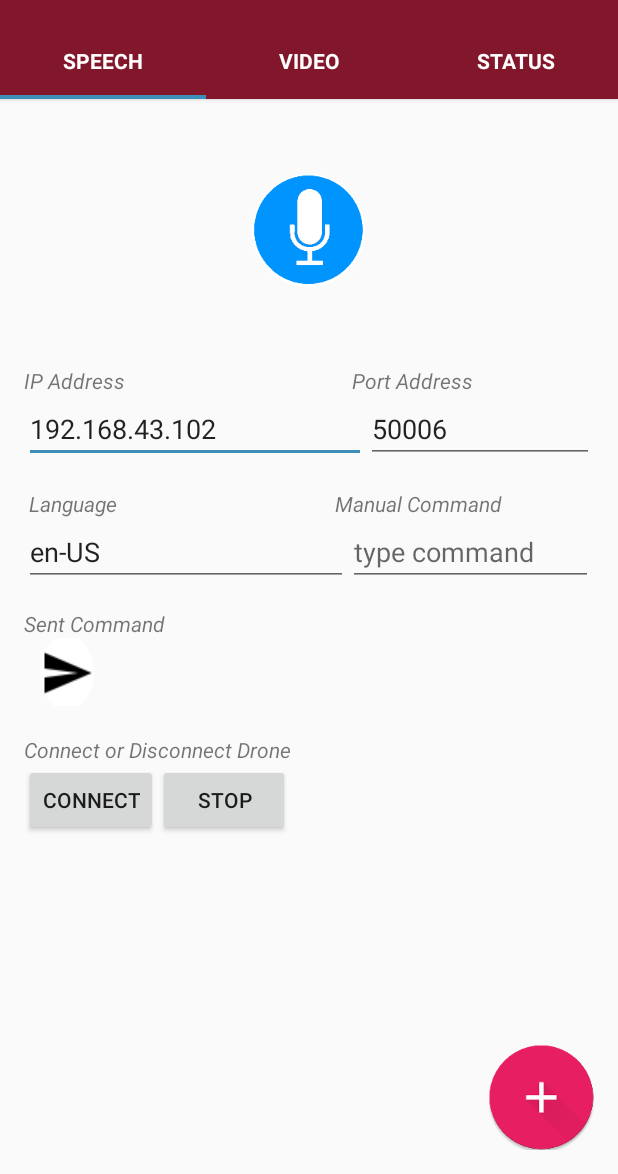
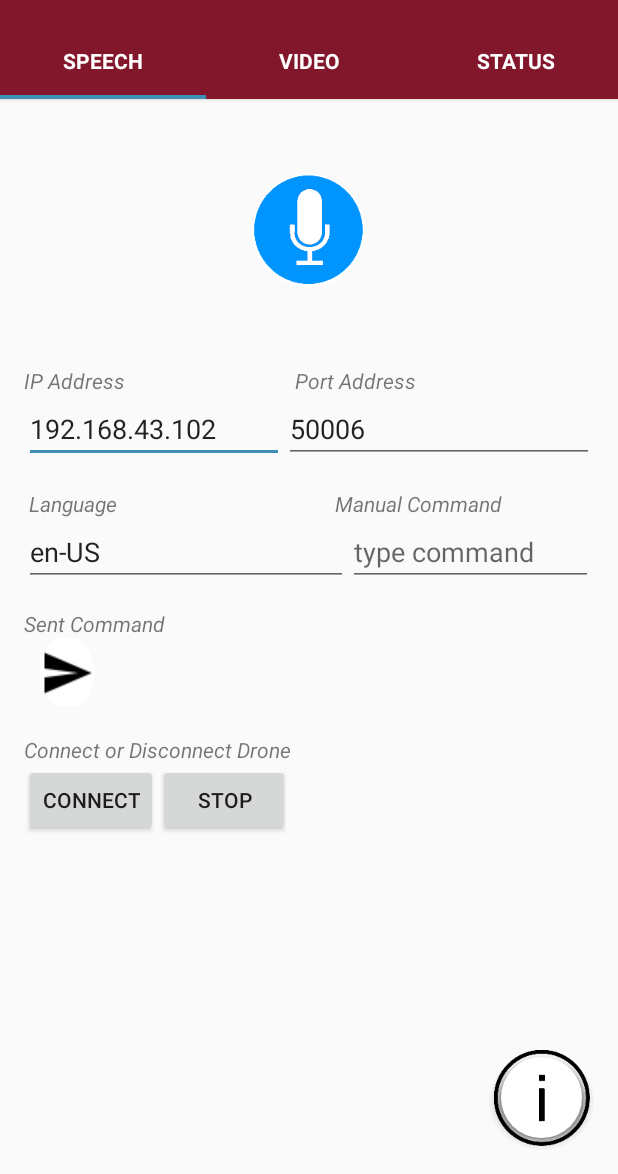
Before and after one commit to rudcode/voice-controlled-drone, an Android app: the Tab1 screen opened directly, with no data from a screen before it, on a phone screen of 412 x 824 dp, the part 62-1236 px from its top. Run offline under Robolectric (Android 15) with nearby library versions, the phone set to English and light mode, and no system bars.

Commit message:
floating button
info

```diff
--- a/software/ARTDrone3/app/src/main/res/drawable/circle.xml
+++ b/software/ARTDrone3/app/src/main/res/drawable/circle.xml
@@ -107,7 +107,7 @@
             <item>
                 <shape android:shape="oval">
 
-                    <solid android:color="@color/ColorPrimary" />
+                    <solid android:color="@color/colorWhite" />
 
 
                 </shape>
--- a/software/ARTDrone3/app/src/main/res/layout/tab_1.xml
+++ b/software/ARTDrone3/app/src/main/res/layout/tab_1.xml
@@ -72,7 +72,7 @@
         android:id="@+id/editText"
         android:text="IP Address "
         android:textStyle="italic"
-        android:layout_weight="0.12" />
+        android:layout_weight="0.01" />
 
         <TextView
             android:layout_width="wrap_content"
@@ -88,9 +88,8 @@
 
         <EditText
             android:id="@+id/ipAddressEditText"
-            android:layout_width="match_parent"
+            android:layout_width="173dp"
             android:layout_height="wrap_content"
-            android:layout_weight=".40"
             android:text="192.168.43.102" >
         </EditText>
 
@@ -222,7 +221,7 @@
         <ImageButton
             android:layout_width="70dp"
             android:layout_height="70dp"
-            android:src="@drawable/floating"
+            android:src="@drawable/info"
             android:background="@drawable/circle"
             android:id="@+id/imageButton"
             android:layout_gravity="right|bottom"
--- a/software/ARTDrone3/app/src/main/res/values/colors.xml
+++ b/software/ARTDrone3/app/src/main/res/values/colors.xml
@@ -3,6 +3,7 @@
     <color name="ColorPrimary">#82172B</color>
     <color name="ColorPrimaryDark">#82172B</color>
     <color name="colorAccent">#3D8FB8</color>
+    <color name="colorWhite">#FFFFFF</color>
 
 
 </resources>
```
Also changed, not shown: software/ARTDrone3/app/src/main/res/drawable-xxxhdpi/info.png (added), 1 other file.
